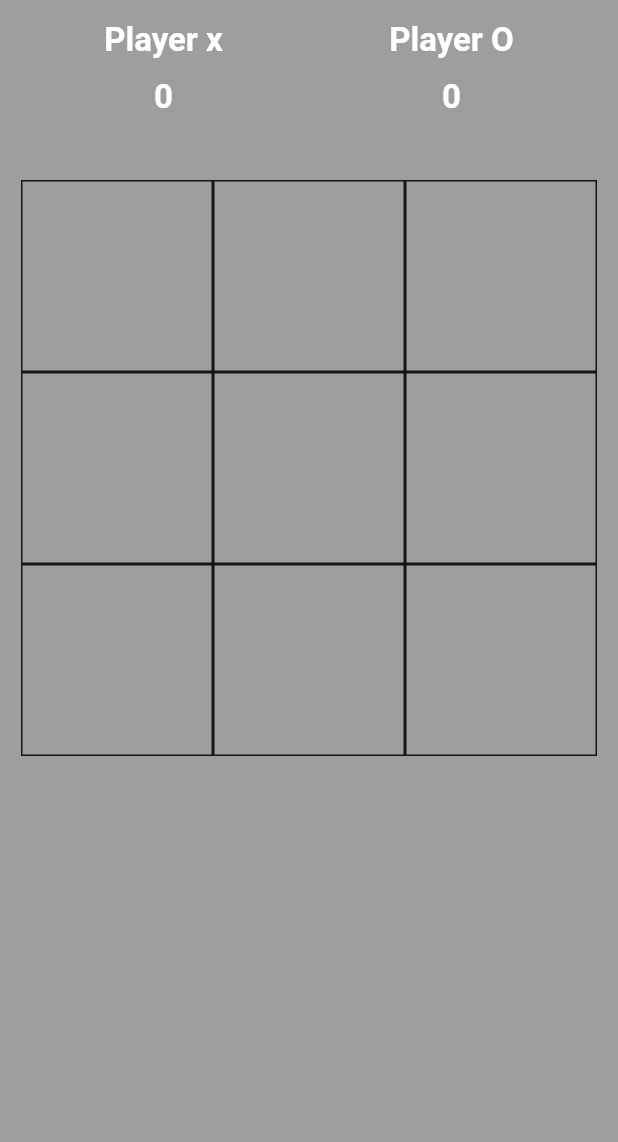
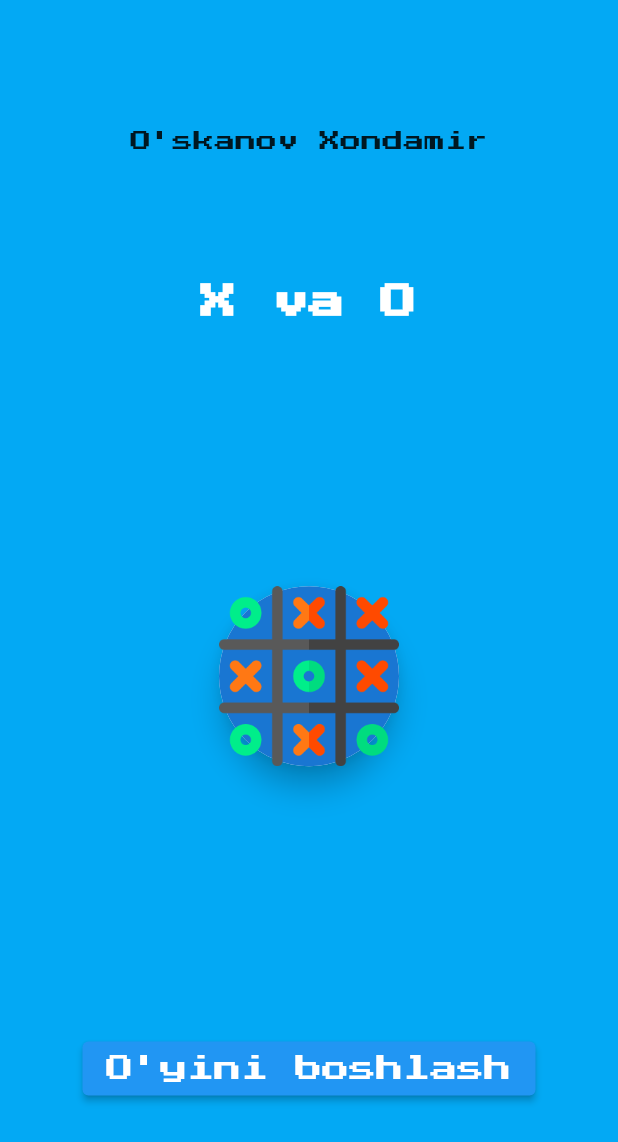
Before and after one commit to xondamiroskanov/tic_tac, a Flutter app: the screen it shows after launch, on a phone screen of 412 x 824 dp. Shown: the top 1142 px of the screen. Run offline on Flutter 3.47's test engine with Material 2 defaults, Android fonts, the phone set to English and light mode, and no system bars; drawn by our look-alikes of avatar_glow; our stand-ins replace google_fonts.

Commit message:
splash page in awatar flow add

```diff
--- a/lib/main.dart
+++ b/lib/main.dart
@@ -1,5 +1,6 @@
 import 'package:flutter/material.dart';
-import 'package:tic_tac/pages/home_page.dart';
+import 'package:google_fonts/google_fonts.dart';
+import 'package:tic_tac/pages/splash_page.dart';
 
 void main() {
   runApp(const MyApp());
@@ -11,9 +12,11 @@ class MyApp extends StatelessWidget {
   @override
   Widget build(BuildContext context) {
     return MaterialApp(
-
+      theme: ThemeData(
+        fontFamily: GoogleFonts.pressStart2p().fontFamily
+      ),
       debugShowCheckedModeBanner: false,
-      home: HomePage(),
+      home: SplashPage(),
     );
   }
 }
--- /dev/null
+++ b/lib/pages/splash_page.dart
@@ -0,0 +1,58 @@
+import 'package:avatar_glow/avatar_glow.dart';
+import 'package:flutter/material.dart';
+import 'package:tic_tac/pages/home_page.dart';
+
+class SplashPage extends StatelessWidget {
+  const SplashPage({Key? key}) : super(key: key);
+
+  @override
+  Widget build(BuildContext context) {
+    return Scaffold(
+      backgroundColor: Colors.lightBlue,
+      body: Center(
+        child: Column(
+          mainAxisAlignment: MainAxisAlignment.spaceEvenly,
+          children: [
+            Text("O'skanov Xondamir"),
+            Text(
+              "X va O",
+              style: TextStyle(
+                fontSize: 24,
+                color: Colors.white,
+                fontWeight: FontWeight.bold,
+              ),
+            ),
+            AvatarGlow(
+              child: Material(
+                shape: CircleBorder(),
+                elevation: 8,
+                child: CircleAvatar(
+                  radius: 60,
+                  child: Image.asset(
+                    "assets/images/tic_tac.png",
+
+                  ),
+                ),
+              ),
+              endRadius: 150,
+            ),
+            ElevatedButton(
+              onPressed: () {
+                Navigator.push(
+                  context,
+                  MaterialPageRoute(
+                    builder: (context) => HomePage(),
+                  ),
+                );
+              },
+              child: Text(
+                "O'yini boshlash",
+                style: TextStyle(fontSize: 18, color: Colors.white),
+              ),
+            ),
+          ],
+        ),
+      ),
+    );
+  }
+}
--- a/pubspec.yaml
+++ b/pubspec.yaml
@@ -34,6 +34,8 @@ dependencies:
   # The following adds the Cupertino Icons font to your application.
   # Use with the CupertinoIcons class for iOS style icons.
   cupertino_icons: ^1.0.2
+  avatar_glow: ^2.0.2
+  google_fonts: ^2.2.0
 
 dev_dependencies:
   flutter_test:
@@ -58,8 +60,8 @@ flutter:
   uses-material-design: true
 
   # To add assets to your application, add an assets section, like this:
-  # assets:
-  #   - images/a_dot_burr.jpeg
+  assets:
+    - assets/images/
   #   - images/a_dot_ham.jpeg
 
   # An image asset can refer to one or more resolution-specific "variants", see
```
Also changed, not shown: lib/pages/home_page.dart (+43 -9 lines), assets/images/tic_tac.png (added), pubspec.lock, 3 other files.
